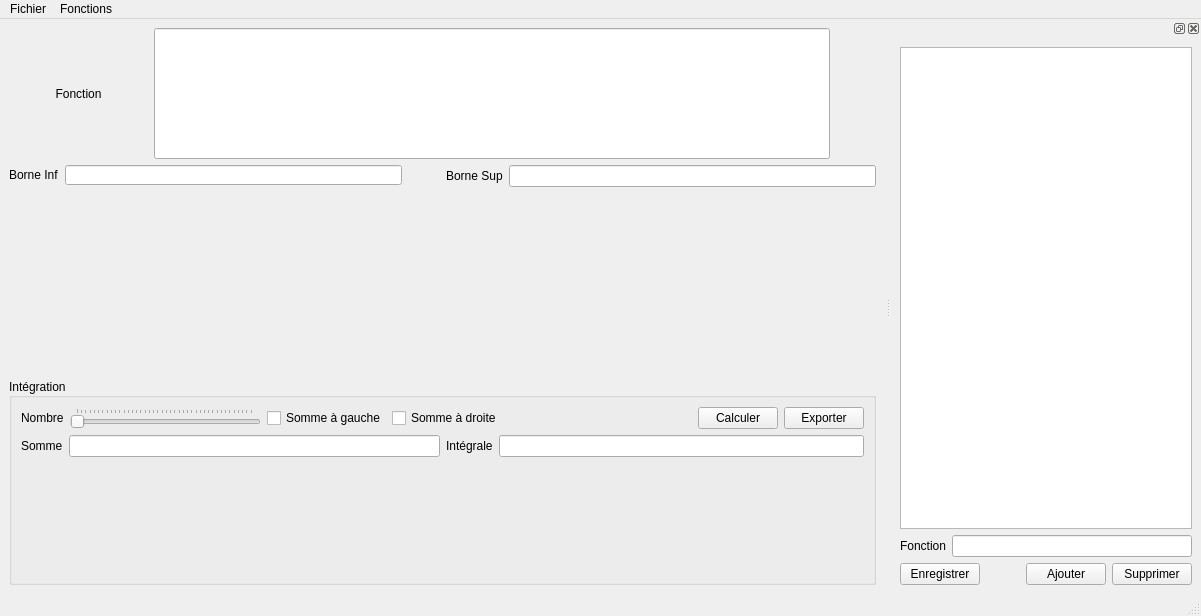
This is ui/fenêtre_principale.ui in SimonCooper235/TP2-Session-3 as Qt 5 draws it before an edit. The edited form follows.
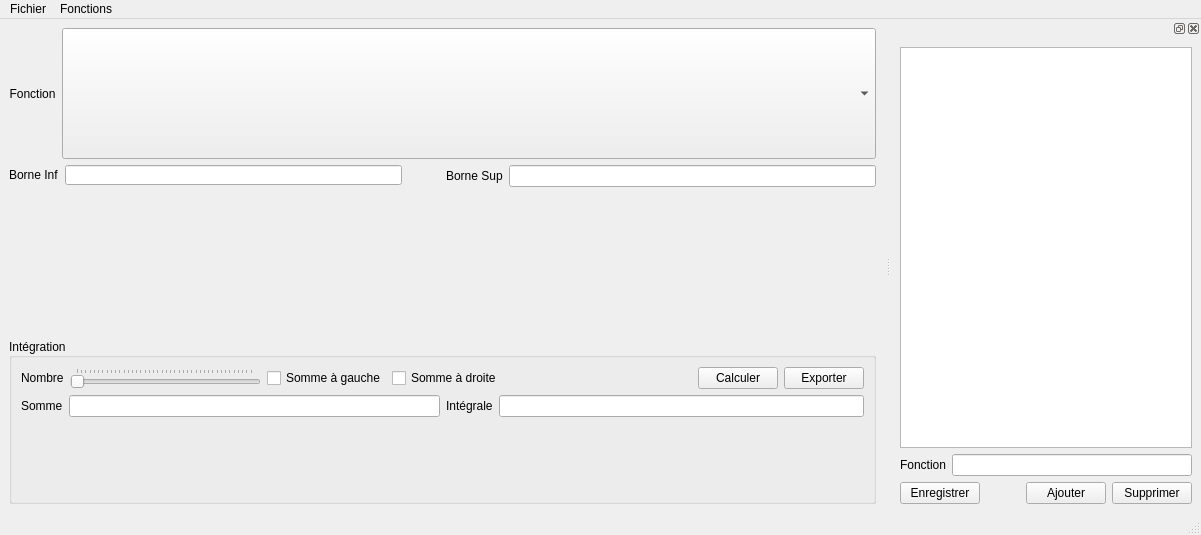
This is the edited form.

Commit message: Ajouté le comboBox

What changed in the file:
```diff
--- a/ui/fenêtre_principale.ui
+++ b/ui/fenêtre_principale.ui
@@ -7,7 +7,7 @@
     <x>0</x>
     <y>0</y>
     <width>1201</width>
-    <height>616</height>
+    <height>535</height>
    </rect>
   </property>
   <property name="windowTitle">
@@ -46,22 +46,13 @@
        </widget>
       </item>
       <item>
-       <widget class="QLineEdit" name="fonctionLineEdit_old">
+       <widget class="QComboBox" name="fonctionCombobox">
         <property name="minimumSize">
          <size>
-          <width>676</width>
+          <width>0</width>
           <height>131</height>
          </size>
         </property>
-        <property name="maximumSize">
-         <size>
-          <width>676</width>
-          <height>131</height>
-         </size>
-        </property>
-        <property name="frame">
-         <bool>true</bool>
-        </property>
        </widget>
       </item>
      </layout>
```
